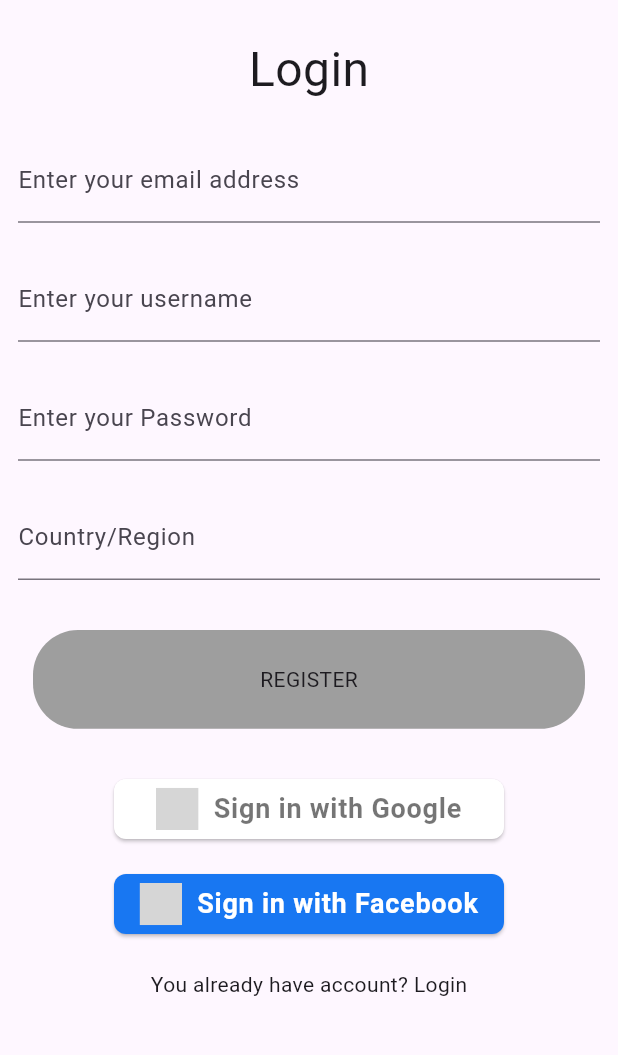
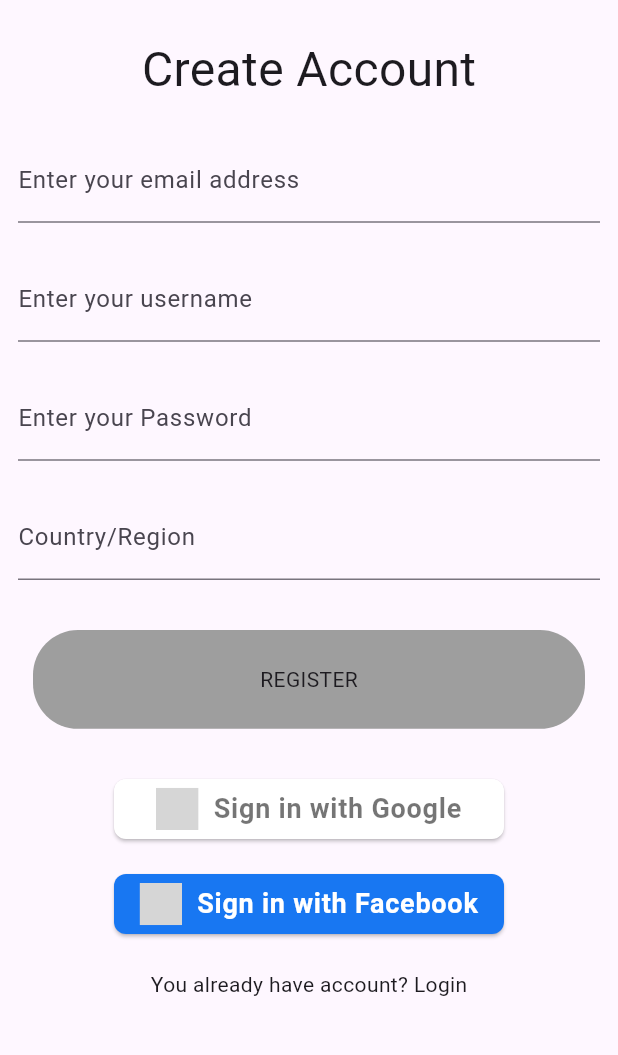
Before and after one commit to melihcakmak64/SnapNews, a Flutter app: the RegisterPage screen opened directly, on a phone screen of 412 x 824 dp, the part 122-1177 px from its top. Run offline on Flutter 3.47's test engine with Material 3 defaults, Android fonts, the phone set to English and light mode, and no system bars; our stand-ins replace auth_buttons, firebase_core, get, google_generative_ai, image_picker; accounts and stored records are empty; grey boxes are pictures that could not be loaded.

Commit message:
Metin düzeltildi
-

```diff
--- a/lib/view/AuthScreen/RegisterPage.dart
+++ b/lib/view/AuthScreen/RegisterPage.dart
@@ -25,7 +25,7 @@
                 "SnapNews",
                 style: TextStyle(fontSize: 48),
               ),
-              const Text("Login", style: TextStyle(fontSize: 32)),
+              const Text("Create Account", style: TextStyle(fontSize: 32)),
               const TextField(
                 decoration: InputDecoration(
                     hintText: "Enter your email address",
```
